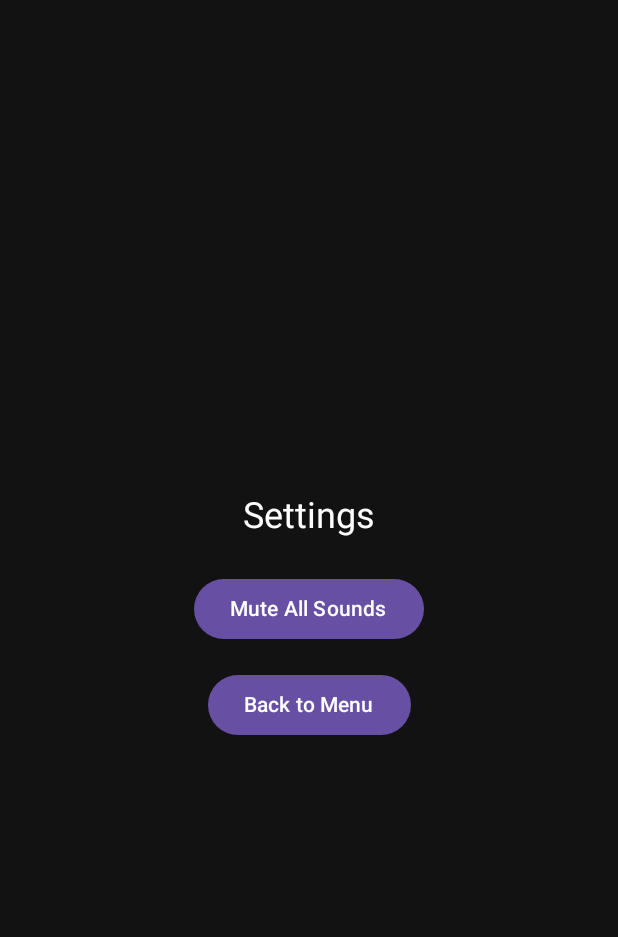
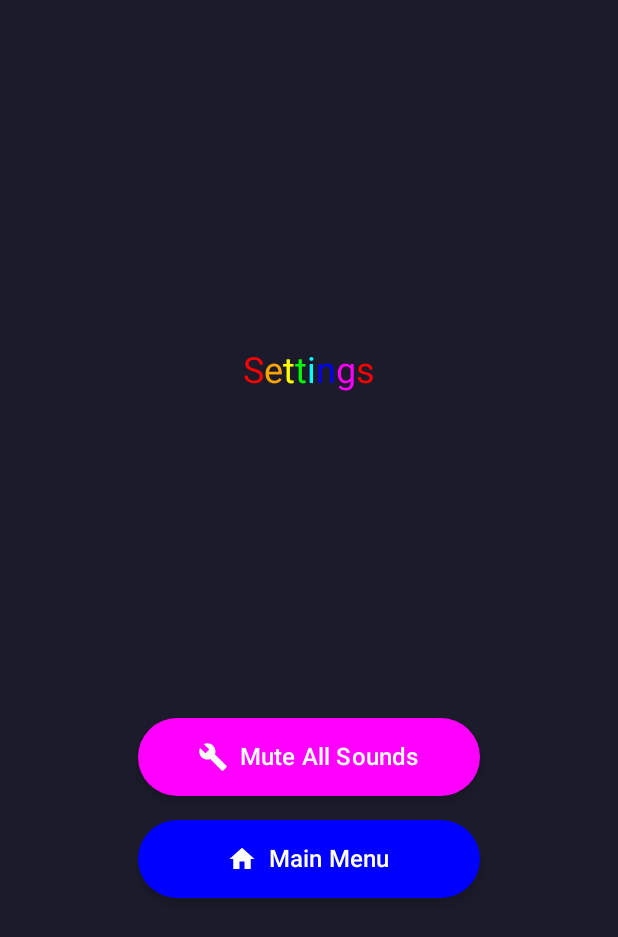
Before and after one commit to damian-tochi/ColorGame, an Android app built with Jetpack Compose: the screen it shows after launch (MainActivity), after a tap on "Settings", on a phone screen of 412 x 824 dp. Shown: the top 937 px of the screen. Run offline under Robolectric (Android 15) with nearby library versions, the phone set to English and light mode, and no system bars.

Commit message:
[FEAT] UI improvements

```diff
--- a/androidApp/src/main/java/com/example/colorgame/android/components/BouncyClickBox.kt
+++ b/androidApp/src/main/java/com/example/colorgame/android/components/BouncyClickBox.kt
@@ -8,7 +8,6 @@ import androidx.compose.foundation.clickable
 import androidx.compose.foundation.layout.Box
 import androidx.compose.foundation.layout.BoxScope
 import androidx.compose.foundation.layout.aspectRatio
-import androidx.compose.foundation.layout.fillMaxSize
 import androidx.compose.foundation.layout.fillMaxWidth
 import androidx.compose.foundation.shape.RoundedCornerShape
 import androidx.compose.runtime.Composable
--- a/androidApp/src/main/java/com/example/colorgame/android/components/GameButton.kt
+++ b/androidApp/src/main/java/com/example/colorgame/android/components/GameButton.kt
@@ -10,7 +10,6 @@ import androidx.compose.material3.Button
 import androidx.compose.material3.Text
 import androidx.compose.runtime.Composable
 import androidx.compose.ui.Modifier
-import androidx.compose.ui.graphics.Color
 import androidx.compose.ui.text.font.FontWeight
 import androidx.compose.foundation.layout.height
 import androidx.compose.foundation.layout.size
--- a/androidApp/src/main/java/com/example/colorgame/android/screens/SettingsScreen.kt
+++ b/androidApp/src/main/java/com/example/colorgame/android/screens/SettingsScreen.kt
@@ -8,7 +8,10 @@ import androidx.compose.foundation.layout.Spacer
 import androidx.compose.foundation.layout.fillMaxSize
 import androidx.compose.foundation.layout.height
 import androidx.compose.foundation.layout.padding
-import androidx.compose.material3.Button
+import androidx.compose.material.icons.Icons
+import androidx.compose.material.icons.filled.Build
+import androidx.compose.material.icons.filled.Home
+import androidx.compose.material3.ButtonDefaults
 import androidx.compose.material3.Text
 import androidx.compose.runtime.Composable
 import androidx.compose.runtime.mutableStateOf
@@ -20,6 +23,8 @@ import androidx.compose.ui.platform.LocalContext
 import androidx.compose.ui.unit.dp
 import androidx.compose.ui.unit.sp
 import androidx.navigation.NavController
+import com.example.colorgame.android.components.GameButton
+import com.example.colorgame.android.components.MultiColorText
 
 
 @Composable
@@ -27,35 +32,58 @@ fun SettingsScreen(navController: NavController) {
     val context = LocalContext.current
     val sharedPreferences = context.getSharedPreferences("color_game_prefs", Context.MODE_PRIVATE)
     val isMuted = remember { mutableStateOf(sharedPreferences.getBoolean("mute_sounds", false)) }
+    val rainbowColor = listOf(
+        Color.Red, Color(0xFFFFA500), Color.Yellow,
+        Color.Green, Color.Cyan, Color.Blue, Color.Magenta
+    )
 
     Column(
         modifier = Modifier
             .fillMaxSize()
-            .background(Color(0xFF121212))
+            .background(Color(0xFF1c1b2b))
             .padding(16.dp),
         verticalArrangement = Arrangement.Center,
         horizontalAlignment = Alignment.CenterHorizontally
     ) {
-        Text("Settings", color = Color.White, fontSize = 24.sp)
 
-        Spacer(modifier = Modifier.height(24.dp))
+        Spacer(Modifier.weight(1f))
 
-        Button(onClick = {
-            val newValue = !isMuted.value
-            isMuted.value = newValue
-            sharedPreferences.edit().putBoolean("mute_sounds", newValue).apply()
-        }) {
-            Text(if (isMuted.value) "Unmute Sounds" else "Mute All Sounds")
-        }
+        MultiColorText(
+            text = "Settings",
+            fontSize = 24.sp,
+            letterColors = rainbowColor,
+            defaultColor = Color.White,
+            modifier = Modifier.padding(8.dp)
+        )
+
+        Spacer(modifier = Modifier.weight(1f))
+
+        GameButton(
+            onClick = {
+                val newValue = !isMuted.value
+                isMuted.value = newValue
+                sharedPreferences.edit().putBoolean("mute_sounds", newValue).apply()
+            }, buttonIcon = Icons.Filled.Build,
+            color = ButtonDefaults.buttonColors(
+                containerColor = Color.Magenta,
+                contentColor = Color.White
+            ), title = if (isMuted.value) "Unmute Sounds" else "Mute All Sounds"
+        )
 
         Spacer(modifier = Modifier.height(16.dp))
 
-        Button(onClick = {
-            navController.navigate("splash") {
-                popUpTo("splash") { inclusive = true }
-            }
-        }) {
-            Text("Back to Menu")
-        }
+        GameButton(
+            onClick = {
+                navController.navigate("start") {
+                    popUpTo(0) { inclusive = true }
+                }
+            }, buttonIcon = Icons.Default.Home,
+            color = ButtonDefaults.buttonColors(
+                containerColor = Color.Blue,
+                contentColor = Color.White
+            ), title = "Main Menu"
+        )
+
+        Spacer(modifier = Modifier.weight(1f))
     }
 }
```
Also changed, not shown: androidApp/src/main/java/com/example/colorgame/android/screens/GameOverScreen.kt (+35 -6 lines), 2 other files.
